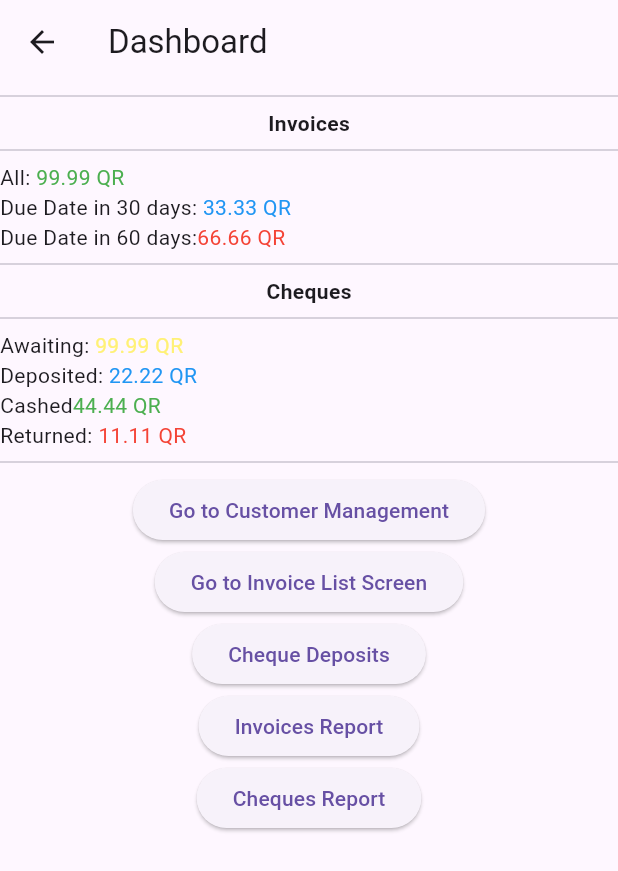
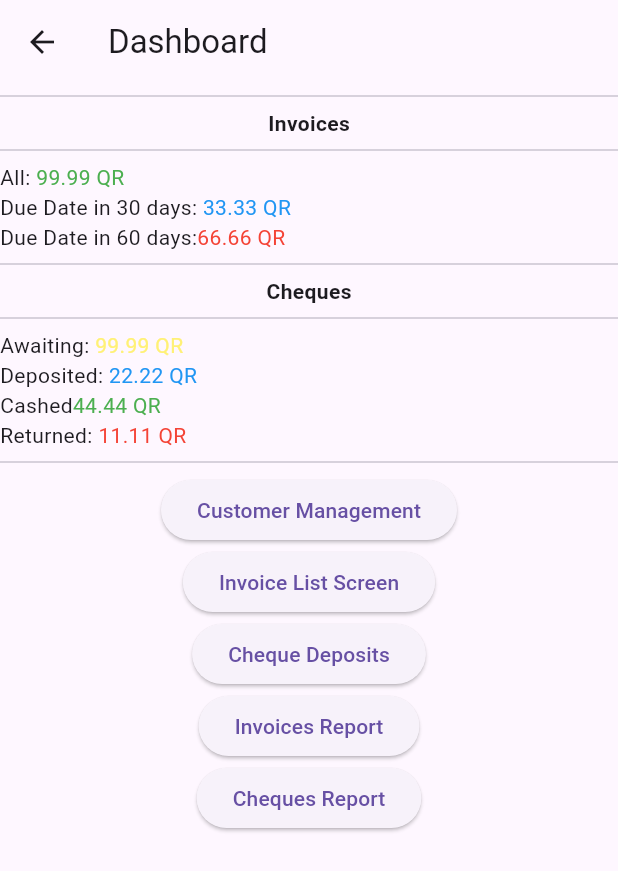
Before and after one commit to ahmed-aa2204608/cuddly-spoon, a Flutter app: the DashboardScreen screen opened directly, on a phone screen of 412 x 824 dp. Shown: the top 871 px of the screen. Run offline on Flutter 3.47's test engine with Material 3 defaults, Android fonts, the phone set to English and light mode, and no system bars; our stand-ins replace flutter_riverpod, image_picker.

```diff
--- a/YalaPay/lib/screens/DashboardScreen.dart
+++ b/YalaPay/lib/screens/DashboardScreen.dart
@@ -89,7 +89,7 @@ class DashboardScreen extends StatelessWidget {
                 MaterialPageRoute(builder: (context) => Page1()),
               );
             },
-            child: Text("Go to Customer Management"),
+            child: Text("Customer Management"),
           ),
           ElevatedButton(
             onPressed: () {
@@ -98,7 +98,7 @@ class DashboardScreen extends StatelessWidget {
                 MaterialPageRoute(builder: (context) => InvoiceListScreen()),
               );
             },
-            child: Text("Go to Invoice List Screen"),
+            child: Text("Invoice List Screen"),
           ),
           ElevatedButton(
             onPressed: () {
```
Also changed, not shown: 1 other file.
